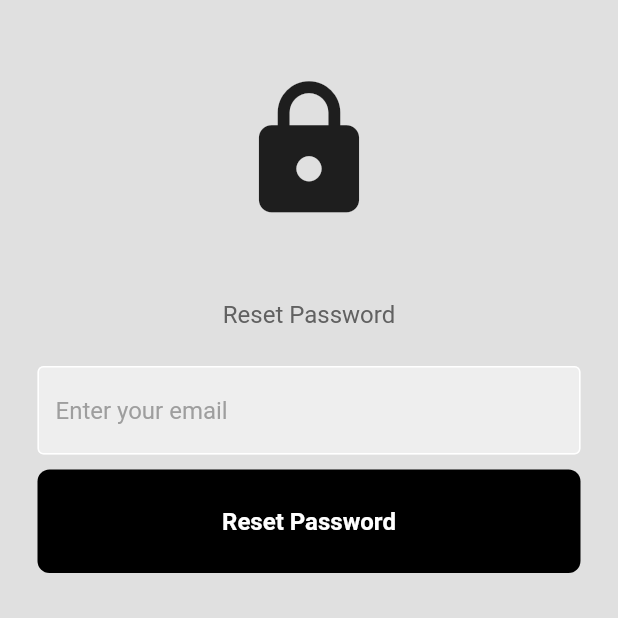
After one commit to uddeshrothe/fbLogin_flutter, a Flutter app: the screen it shows after launch, after a tap on "Forgot password?", on a phone screen of 412 x 824 dp, the top half of it. The commit adds this screen. Run offline on Flutter 3.47's test engine with Material 2 defaults, Android fonts, the phone set to English and light mode, and no system bars; our stand-ins replace firebase_auth, firebase_core, google_sign_in; accounts and stored records are empty.

Commit message:
added forgot password page

```diff
--- /dev/null
+++ b/lib/pages/forgot_password_page.dart
@@ -0,0 +1,121 @@
+// ignore_for_file: use_build_context_synchronously
+
+import 'package:flutter/material.dart';
+
+import 'package:firebase_auth/firebase_auth.dart';
+import 'package:loginapp/components/my_button.dart';
+import 'package:loginapp/components/my_textfield.dart';
+import 'package:loginapp/pages/login_page.dart';
+
+class ForgotPasswordPage extends StatefulWidget {
+  final Function()? onTap;
+  const ForgotPasswordPage({super.key, this.onTap});
+
+  @override
+  State<ForgotPasswordPage> createState() => _ForgotPasswordPageState();
+}
+
+class _ForgotPasswordPageState extends State<ForgotPasswordPage> {
+  final emailController = TextEditingController();
+
+  @override
+  void dispose() {
+    emailController.dispose();
+    super.dispose();
+  }
+
+  //Sign in user method
+  Future passwordReset() async {
+    try {
+      await FirebaseAuth.instance.sendPasswordResetEmail(
+        email: emailController.text,
+      );
+      showDialog(
+          context: context,
+          builder: (context) {
+            return const AlertDialog(
+              content: Text("Password reset link sent! Check your mail."),
+            );
+          });
+      Navigator.push(context, MaterialPageRoute(builder: (context) {
+        return const LoginPage();
+      }));
+    } on FirebaseAuthException catch (e) {
+      Navigator.pop(context);
+      showErrorMessage(e.code);
+      showDialog(
+          context: context,
+          builder: (context) {
+            return AlertDialog(
+              content: Text(e.code.toString()),
+            );
+          });
+    }
+  }
+
+  void showErrorMessage(String message) {
+    showDialog(
+        context: context,
+        builder: (context) {
+          return AlertDialog(
+            title: Text(
+              message,
+              style: const TextStyle(color: Colors.white),
+            ),
+          );
+        });
+  }
+
+  @override
+  Widget build(BuildContext context) {
+    return Scaffold(
+      backgroundColor: Colors.grey[300],
+      body: SafeArea(
+        child: SingleChildScrollView(
+          child: Center(
+            child:
+                Column(mainAxisAlignment: MainAxisAlignment.center, children: [
+              const SizedBox(
+                height: 50,
+              ),
+              // logo
+              const Icon(
+                Icons.lock,
+                size: 100,
+              ),
+              const SizedBox(
+                height: 50,
+              ),
+              //Welcome text
+              Text(
+                'Reset Password',
+                style: TextStyle(color: Colors.grey[700], fontSize: 16),
+              ),
+
+              const SizedBox(
+                height: 25,
+              ),
+
+              //username textfield
+              MyTextField(
+                controller: emailController,
+                hintText: 'Enter your email',
+                obscureText: false,
+              ),
+
+              const SizedBox(height: 10),
+
+              //sign in
+              MyButton(
+                onTap: passwordReset,
+                text: 'Reset Password',
+              ),
+
+              const SizedBox(height: 50),
+            ]),
+          ),
+        ),
+      ),
+    );
+  }
+}
--- a/lib/pages/home_page.dart
+++ b/lib/pages/home_page.dart
@@ -1,12 +1,15 @@
 import 'package:firebase_auth/firebase_auth.dart';
 import 'package:flutter/material.dart';
+import 'package:google_sign_in/google_sign_in.dart';
 
 class HomePage extends StatelessWidget {
   HomePage({super.key});
 
   final user = FirebaseAuth.instance.currentUser!;
+  final googleSignIn = GoogleSignIn();
 
   void signUserOut() {
+
     FirebaseAuth.instance.signOut();
   }
 
--- a/lib/pages/login_page.dart
+++ b/lib/pages/login_page.dart
@@ -3,11 +3,12 @@ import 'package:flutter/material.dart';
 import 'package:loginapp/components/my_button.dart';
 import 'package:loginapp/components/my_textfield.dart';
 import 'package:loginapp/components/square_tile.dart';
+import 'package:loginapp/pages/forgot_password_page.dart';
 import 'package:loginapp/services/auth_service.dart';
 
 class LoginPage extends StatefulWidget {
   final Function()? onTap;
-  const LoginPage({super.key, required this.onTap});
+  const LoginPage({super.key, this.onTap});
 
   @override
   State<LoginPage> createState() => _LoginPageState();
@@ -111,9 +112,17 @@ class _LoginPageState extends State<LoginPage> {
                 child: Row(
                   mainAxisAlignment: MainAxisAlignment.end,
                   children: [
-                    Text(
-                      'Forgot password?',
-                      style: TextStyle(color: Colors.grey[600]),
+                    GestureDetector(
+                      onTap: () {
+                        Navigator.push(context,
+                            MaterialPageRoute(builder: (context) {
+                          return const ForgotPasswordPage();
+                        }));
+                      },
+                      child: Text(
+                        'Forgot password?',
+                        style: TextStyle(color: Colors.grey[600]),
+                      ),
                     ),
                   ],
                 ),
```
